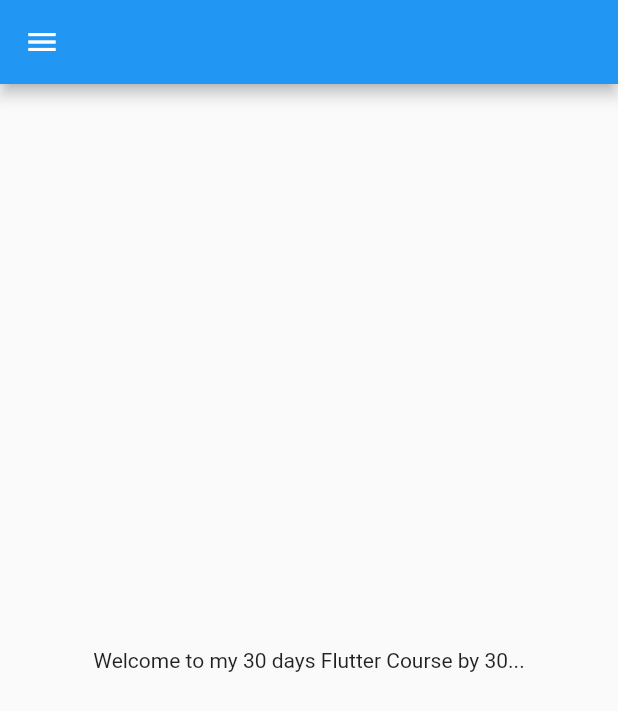
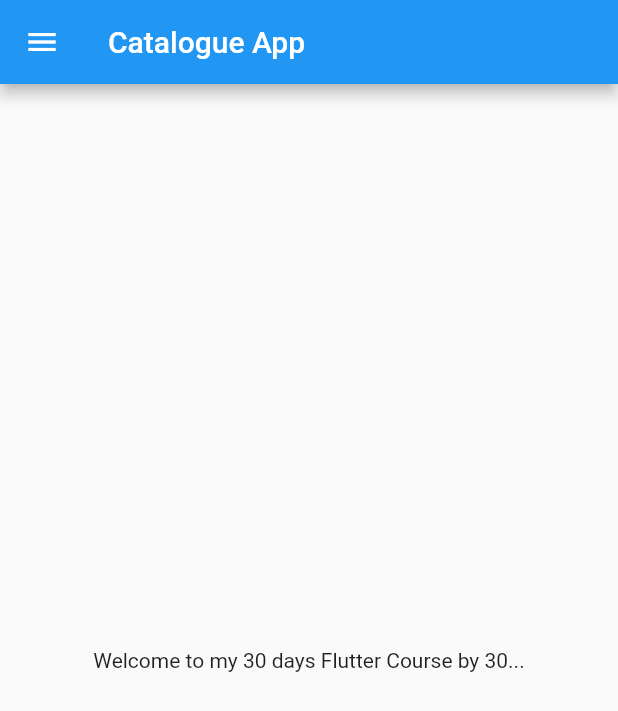
Before and after one commit to karunaket/Learning-Flutter, a Flutter app: the screen it shows after launch, on a phone screen of 412 x 824 dp. Shown: the top 711 px of the screen. Run offline on Flutter 3.47's test engine with Material 2 defaults, Android fonts, the phone set to English and light mode, and no system bars.

Commit message:
2nd Day Commit

```diff
--- a/lib/home_page.dart
+++ b/lib/home_page.dart
@@ -10,7 +10,9 @@ class HomePage extends StatelessWidget {
   Widget build(BuildContext context) {
 
     return Scaffold(
-      appBar: AppBar(),
+      appBar: AppBar(
+        title: Text("Catalogue App"),
+      ),
       body: Center(
         child: Container(
           child: Text("Welcome to my $days days Flutter Course by $days..."),
```
